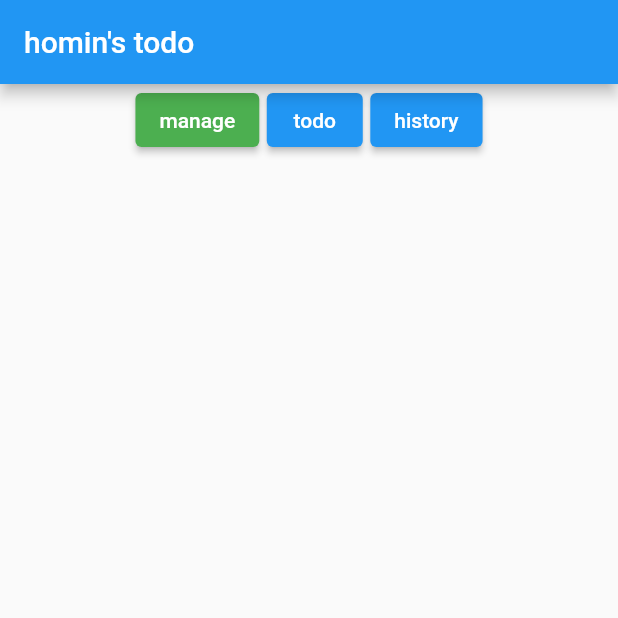
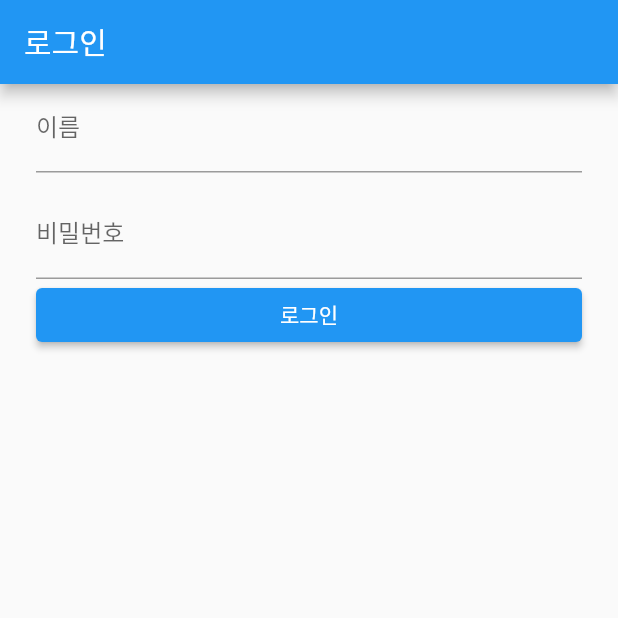
Before and after one commit to didhomin/flutter_todo, a Flutter app: the screen it shows after launch, on a phone screen of 412 x 824 dp, the top half of it. Run offline on Flutter 3.47's test engine with Material 2 defaults, Android fonts, the phone set to English and light mode, and no system bars.

Commit message:
로그인페이지 추가

```diff
--- a/lib/list.dart
+++ b/lib/list.dart
@@ -4,8 +4,8 @@
 
 import 'package:flutter/material.dart';
 
-class ListDemo extends StatelessWidget {
-  const ListDemo({Key? key}) : super(key: key);
+class ListScreen extends StatelessWidget {
+  const ListScreen({Key? key}) : super(key: key);
 
 
   @override
--- /dev/null
+++ b/lib/login.dart
@@ -0,0 +1,111 @@
+// Copyright 2019 The Flutter team. All rights reserved.
+// Use of this source code is governed by a BSD-style license that can be
+// found in the LICENSE file.
+
+import 'package:flutter/material.dart';
+import 'package:flutter/services.dart';
+
+class LoginScreen extends StatefulWidget {
+  const LoginScreen({Key? key}) : super(key: key);
+
+  @override
+  _LoginScreenState createState() => _LoginScreenState();
+}
+
+class _LoginScreenState extends State<LoginScreen> {
+
+  @override
+  Widget build(BuildContext context) {
+    return Scaffold(
+      appBar: AppBar(
+          title: Text('로그인'),
+          automaticallyImplyLeading: false),
+      body: SafeArea(
+        child: _MainView(),
+      ),
+    );
+  }
+
+}
+
+class _MainView extends StatelessWidget {
+  const _MainView({
+    Key? key,
+  }) : super(key: key);
+
+  @override
+  Widget build(BuildContext context) {
+    List<Widget> listViewChildren;
+    listViewChildren = [
+      _UsernameInput(),
+      const SizedBox(height: 12),
+      _PasswordInput(),
+      ElevatedButton(
+        child: Text('로그인'),
+        onPressed: () {
+          Navigator.pushReplacementNamed(context, "/home");
+        },
+      ),
+    ];
+
+    return Column(
+      children: [
+        Expanded(
+          child: Align(
+            alignment: Alignment.topCenter,
+            child: ListView(
+              restorationId: 'login_list_view',
+              shrinkWrap: true,
+              padding: const EdgeInsets.symmetric(horizontal: 24),
+              children: listViewChildren,
+            ),
+          ),
+        ),
+      ],
+    );
+  }
+}
+
+class _UsernameInput extends StatelessWidget {
+  const _UsernameInput({
+    Key? key,
+  }) : super(key: key);
+
+  @override
+  Widget build(BuildContext context) {
+    return Align(
+      alignment: Alignment.center,
+      child: Container(
+        constraints: BoxConstraints(),
+        child: TextField(
+          textInputAction: TextInputAction.next,
+          decoration: InputDecoration(
+            labelText: '이름',
+          ),
+        ),
+      ),
+    );
+  }
+}
+
+class _PasswordInput extends StatelessWidget {
+  const _PasswordInput({
+    Key? key,
+  }) : super(key: key);
+
+  @override
+  Widget build(BuildContext context) {
+    return Align(
+      alignment: Alignment.center,
+      child: Container(
+        constraints: BoxConstraints(),
+        child: TextField(
+          decoration: InputDecoration(
+            labelText: '비밀번호',
+          ),
+          obscureText: true,
+        ),
+      ),
+    );
+  }
+}
--- a/lib/manage.dart
+++ b/lib/manage.dart
@@ -15,8 +15,7 @@ class ManageScreenState extends State<ManageScreen> {
       appBar: AppBar(
         title: Text("할일 관리"),
       ),
-      body: Column( // 컬럼으로 교체
-        // 자식들을 추가
+      body: Column(
         children: <Widget>[
           _buildTextComposer(),
           _buildListComposer(),
@@ -24,7 +23,7 @@ class ManageScreenState extends State<ManageScreen> {
       ),
     );
   }
-  List<String> entries = <String>['메일 확인', '일감 확인', '인강 30분', '운동 30분', '독서 30분' ];
+  List<String> entries = <String>['출근하기', '점심먹기', '퇴근하기', '아무것도안하기' ];
   final List<int> colorCodes = <int>[600, 500, 100];
   Widget _buildListComposer() {
     return ListView.builder(
```
Also changed, not shown: lib/main.dart (+75 -37 lines), lib/todo.dart (+31 -30 lines), 1 other file.
